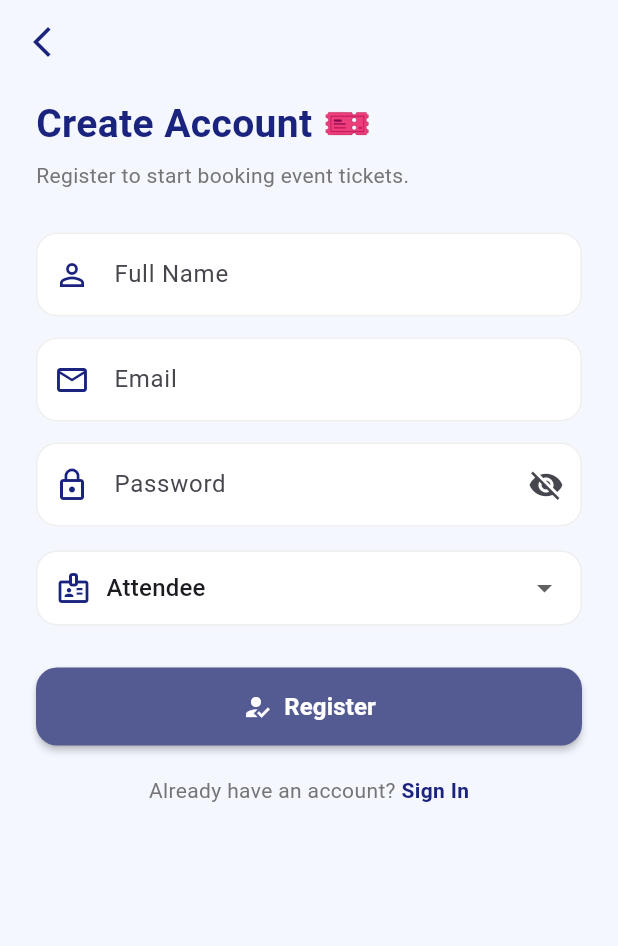
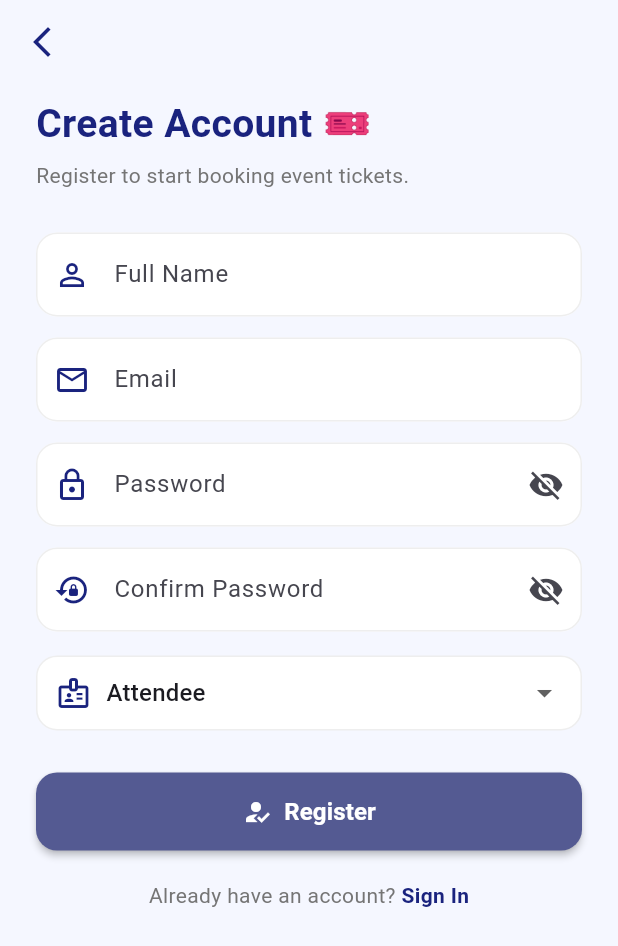
Before and after one commit to ZainulArkaanAlinsi/QR-Scanner-App, a Flutter app: the screen it shows after launch, after a tap on "Sign In", after a tap on "Register", on a phone screen of 412 x 824 dp. Shown: the top 946 px of the screen. Run offline on Flutter 3.47's test engine with Material 3 defaults, Android fonts, the phone set to English and light mode, and no system bars; our stand-ins replace go_router, qr_flutter, shared_preferences; missing offline and left inert: mobile_scanner; accounts and stored records are empty.

Commit message:
feat: Implement user authentication with login, registration, and supporting UI/utility components.

```diff
--- /dev/null
+++ b/ticket_scanner_app/lib/core/utils/validator.dart
@@ -0,0 +1,42 @@
+class Validator {
+  static String? email(String? value) {
+    if (value == null || value.isEmpty) {
+      return 'Email is required';
+    }
+    final emailRegex = RegExp(r'^[\w-\.]+@([\w-]+\.)+[\w-]{2,4}$');
+    if (!emailRegex.hasMatch(value)) {
+      return 'Enter a valid email address';
+    }
+    return null;
+  }
+
+  static String? password(String? value) {
+    if (value == null || value.isEmpty) {
+      return 'Password is required';
+    }
+    if (value.length < 6) {
+      return 'Password must be at least 6 characters';
+    }
+    return null;
+  }
+
+  static String? name(String? value) {
+    if (value == null || value.isEmpty) {
+      return 'Name is required';
+    }
+    if (value.length < 3) {
+      return 'Name must be at least 3 characters';
+    }
+    return null;
+  }
+
+  static String? confirmPassword(String? value, String password) {
+    if (value == null || value.isEmpty) {
+      return 'Please confirm your password';
+    }
+    if (value != password) {
+      return 'Passwords do not match';
+    }
+    return null;
+  }
+}
--- a/ticket_scanner_app/lib/providers/auth_provider.dart
+++ b/ticket_scanner_app/lib/providers/auth_provider.dart
@@ -7,6 +7,8 @@ class AuthProvider extends ChangeNotifier {
   bool _isLoading = false;
   String? _error;
   bool _initialized = false;
+  bool _isObscure = true;
+  bool _isObscureConfirm = true;
 
   UserModel? get user => _user;
   bool get isLoading => _isLoading;
@@ -14,6 +16,18 @@ class AuthProvider extends ChangeNotifier {
   bool get isLoggedIn => _user != null;
   bool get isAdmin => _user?.isAdmin ?? false;
   bool get initialized => _initialized;
+  bool get isObscure => _isObscure;
+  bool get isObscureConfirm => _isObscureConfirm;
+
+  void toggleObscure() {
+    _isObscure = !_isObscure;
+    notifyListeners();
+  }
+
+  void toggleObscureConfirm() {
+    _isObscureConfirm = !_isObscureConfirm;
+    notifyListeners();
+  }
 
   /// Called on app start — tries to restore session from SharedPreferences
   Future<void> initialize() async {
--- a/ticket_scanner_app/lib/screens/login_screen.dart
+++ b/ticket_scanner_app/lib/screens/login_screen.dart
@@ -3,8 +3,9 @@ import 'package:go_router/go_router.dart';
 import 'package:provider/provider.dart';
 import '../providers/auth_provider.dart';
 import '../widgets/loading_button.dart';
-import '../widgets/error_card.dart';
 import '../widgets/input_field.dart';
+import '../core/utils/validator.dart';
+import '../core/utils/snackbar_helper.dart';
 
 class LoginScreen extends StatefulWidget {
   const LoginScreen({super.key});
@@ -17,7 +18,6 @@ class _LoginScreenState extends State<LoginScreen> {
   final _formKey = GlobalKey<FormState>();
   final _emailCtrl = TextEditingController();
   final _passCtrl = TextEditingController();
-  bool _obscure = true;
 
   @override
   void dispose() {
@@ -28,10 +28,16 @@ class _LoginScreenState extends State<LoginScreen> {
 
   Future<void> _submit() async {
     if (!_formKey.currentState!.validate()) return;
+
     final auth = context.read<AuthProvider>();
-    final ok = await auth.login(_emailCtrl.text.trim(), _passCtrl.text);
-    if (ok && mounted) {
+    final success = await auth.login(_emailCtrl.text.trim(), _passCtrl.text);
+
+    if (mounted) {
+      if (success) {
         context.go('/home');
+      } else {
+        SnackBarHelper.error(context, auth.error ?? 'Login failed');
+      }
     }
   }
 
@@ -46,7 +52,6 @@ class _LoginScreenState extends State<LoginScreen> {
             crossAxisAlignment: CrossAxisAlignment.start,
             children: [
               const SizedBox(height: 24),
-              // Header
               Center(
                 child: Container(
                   width: 80,
@@ -73,24 +78,6 @@ class _LoginScreenState extends State<LoginScreen> {
                 style: TextStyle(fontSize: 14, color: Colors.grey.shade600),
               ),
               const SizedBox(height: 32),
-
-              // Error
-              Consumer<AuthProvider>(
-                builder: (_, auth, __) {
-                  if (auth.error == null) return const SizedBox.shrink();
-                  return Column(
-                    children: [
-                      ErrorCard(
-                        message: auth.error!,
-                        onDismiss: auth.clearError,
-                      ),
-                      const SizedBox(height: 16),
-                    ],
-                  );
-                },
-              ),
-
-              // Form
               Form(
                 key: _formKey,
                 child: Column(
@@ -100,27 +87,24 @@ class _LoginScreenState extends State<LoginScreen> {
                       controller: _emailCtrl,
                       keyboardType: TextInputType.emailAddress,
                       icon: Icons.email_outlined,
-                      validator: (v) {
-                        if (v == null || v.isEmpty) return 'Email is required';
-                        if (!v.contains('@')) return 'Enter a valid email';
-                        return null;
-                      },
+                      validator: Validator.email,
                     ),
                     const SizedBox(height: 16),
-                    AppInputField(
+                    Consumer<AuthProvider>(
+                      builder: (context, auth, child) {
+                        return AppInputField(
                           label: 'Password',
                           controller: _passCtrl,
-                      obscure: _obscure,
+                          obscure: auth.isObscure,
                           icon: Icons.lock_outline,
                           suffix: IconButton(
-                        icon: Icon(
-                            _obscure ? Icons.visibility_off : Icons.visibility),
-                        onPressed: () => setState(() => _obscure = !_obscure),
+                            icon: Icon(auth.isObscure
+                                ? Icons.visibility_off
+                                : Icons.visibility),
+                            onPressed: auth.toggleObscure,
                           ),
-                      validator: (v) {
-                        if (v == null || v.isEmpty)
-                          return 'Password is required';
-                        return null;
+                          validator: Validator.password,
+                        );
                       },
                     ),
                     const SizedBox(height: 28),
@@ -128,7 +112,7 @@ class _LoginScreenState extends State<LoginScreen> {
                       builder: (_, auth, __) => LoadingButton(
                         label: 'Sign In',
                         isLoading: auth.isLoading,
-                        onPressed: _submit,
+                        onPressed: auth.isLoading ? null : _submit,
                         icon: Icons.login,
                       ),
                     ),
--- a/ticket_scanner_app/lib/screens/register_screen.dart
+++ b/ticket_scanner_app/lib/screens/register_screen.dart
@@ -3,8 +3,9 @@ import 'package:go_router/go_router.dart';
 import 'package:provider/provider.dart';
 import '../providers/auth_provider.dart';
 import '../widgets/loading_button.dart';
-import '../widgets/error_card.dart';
 import '../widgets/input_field.dart';
+import '../core/utils/validator.dart';
+import '../core/utils/snackbar_helper.dart';
 
 class RegisterScreen extends StatefulWidget {
   const RegisterScreen({super.key});
@@ -18,27 +19,36 @@ class _RegisterScreenState extends State<RegisterScreen> {
   final _nameCtrl = TextEditingController();
   final _emailCtrl = TextEditingController();
   final _passCtrl = TextEditingController();
+  final _confirmPassCtrl = TextEditingController();
   String _role = 'attendee';
-  bool _obscure = true;
 
   @override
   void dispose() {
     _nameCtrl.dispose();
     _emailCtrl.dispose();
     _passCtrl.dispose();
+    _confirmPassCtrl.dispose();
     super.dispose();
   }
 
   Future<void> _submit() async {
     if (!_formKey.currentState!.validate()) return;
+
     final auth = context.read<AuthProvider>();
-    final ok = await auth.register(
+    final success = await auth.register(
       name: _nameCtrl.text.trim(),
       email: _emailCtrl.text.trim(),
       password: _passCtrl.text,
       role: _role,
     );
-    if (ok && mounted) context.go('/home');
+
+    if (mounted) {
+      if (success) {
+        context.go('/home');
+      } else {
+        SnackBarHelper.error(context, auth.error ?? 'Registration failed');
+      }
+    }
   }
 
   @override
@@ -72,15 +82,6 @@ class _RegisterScreenState extends State<RegisterScreen> {
                 style: TextStyle(fontSize: 14, color: Colors.grey.shade600),
               ),
               const SizedBox(height: 28),
-              Consumer<AuthProvider>(
-                builder: (_, auth, __) {
-                  if (auth.error == null) return const SizedBox.shrink();
-                  return Column(children: [
-                    ErrorCard(message: auth.error!, onDismiss: auth.clearError),
-                    const SizedBox(height: 16),
-                  ]);
-                },
-              ),
               Form(
                 key: _formKey,
                 child: Column(
@@ -89,8 +90,7 @@ class _RegisterScreenState extends State<RegisterScreen> {
                       label: 'Full Name',
                       controller: _nameCtrl,
                       icon: Icons.person_outline,
-                      validator: (v) =>
-                          (v == null || v.isEmpty) ? 'Name is required' : null,
+                      validator: Validator.name,
                     ),
                     const SizedBox(height: 14),
                     AppInputField(
@@ -98,28 +98,43 @@ class _RegisterScreenState extends State<RegisterScreen> {
                       controller: _emailCtrl,
                       icon: Icons.email_outlined,
                       keyboardType: TextInputType.emailAddress,
-                      validator: (v) {
-                        if (v == null || v.isEmpty) return 'Email is required';
-                        if (!v.contains('@')) return 'Enter a valid email';
-                        return null;
+                      validator: Validator.email,
+                    ),
+                    const SizedBox(height: 14),
+                    Consumer<AuthProvider>(
+                      builder: (context, auth, child) {
+                        return AppInputField(
+                          label: 'Password',
+                          controller: _passCtrl,
+                          icon: Icons.lock_outline,
+                          obscure: auth.isObscure,
+                          suffix: IconButton(
+                            icon: Icon(auth.isObscure
+                                ? Icons.visibility_off
+                                : Icons.visibility),
+                            onPressed: auth.toggleObscure,
+                          ),
+                          validator: Validator.password,
+                        );
                       },
                     ),
                     const SizedBox(height: 14),
-                    AppInputField(
-                      label: 'Password',
-                      controller: _passCtrl,
-                      icon: Icons.lock_outline,
-                      obscure: _obscure,
-                      suffix: IconButton(
-                        icon: Icon(
-                            _obscure ? Icons.visibility_off : Icons.visibility),
-                        onPressed: () => setState(() => _obscure = !_obscure),
-                      ),
-                      validator: (v) {
-                        if (v == null || v.isEmpty)
-                          return 'Password is required';
-                        if (v.length < 6) return 'Min 6 characters';
-                        return null;
+                    Consumer<AuthProvider>(
+                      builder: (context, auth, child) {
+                        return AppInputField(
+                          label: 'Confirm Password',
+                          controller: _confirmPassCtrl,
+                          icon: Icons.lock_reset,
+                          obscure: auth.isObscureConfirm,
+                          suffix: IconButton(
+                            icon: Icon(auth.isObscureConfirm
+                                ? Icons.visibility_off
+                                : Icons.visibility),
+                            onPressed: auth.toggleObscureConfirm,
+                          ),
+                          validator: (v) =>
+                              Validator.confirmPassword(v, _passCtrl.text),
+                        );
                       },
                     ),
                     const SizedBox(height: 16),
@@ -162,7 +177,7 @@ class _RegisterScreenState extends State<RegisterScreen> {
                       builder: (_, auth, __) => LoadingButton(
                         label: 'Register',
                         isLoading: auth.isLoading,
-                        onPressed: _submit,
+                        onPressed: auth.isLoading ? null : _submit,
                         icon: Icons.how_to_reg,
                       ),
                     ),
--- a/ticket_scanner_app/lib/screens/splash_screen.dart
+++ b/ticket_scanner_app/lib/screens/splash_screen.dart
@@ -28,11 +28,16 @@ class _SplashScreenState extends State<SplashScreen>
   }
 
   Future<void> _checkAuth() async {
+    // Artificial delay for splash experience (as per transcription "muter-muter" buffer)
     await Future.delayed(const Duration(milliseconds: 1500));
     if (!mounted) return;
+
     final auth = context.read<AuthProvider>();
     await auth.initialize();
+
     if (!mounted) return;
+
+    // As per transcription: buffer checks if authenticated or not
     if (auth.isLoggedIn) {
       context.go('/home');
     } else {
```
Also changed, not shown: ticket_scanner_app/lib/core/utils/snackbar_helper.dart (added, +25 -0 lines), 4 other files. Lines whose indentation alone changed are shown as unchanged.
